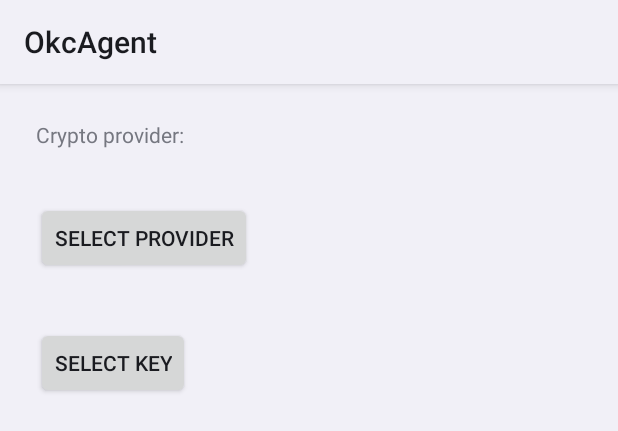
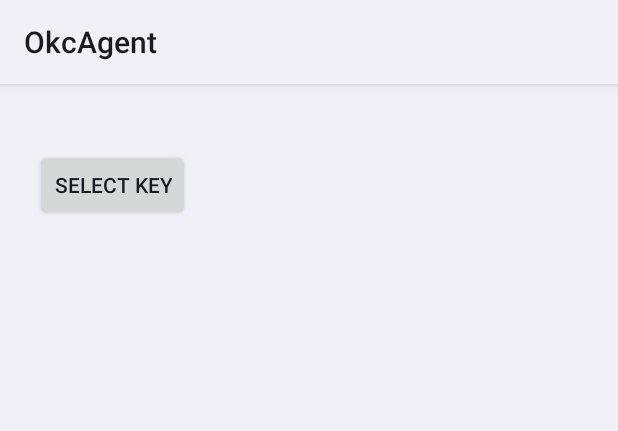
Before and after one commit to DDoSolitary/OkcAgent, an Android app: the layout activity_main.xml on its own in the app's theme, with its tools: preview values and no code run, on a phone screen of 412 x 824 dp. Shown: the top 431 px of the screen. Run offline under Robolectric (Android 15) with nearby library versions, the phone set to English and light mode, and no system bars.

Commit message:
Always use OpenKeychain as provider.

```diff
--- a/app/src/main/AndroidManifest.xml
+++ b/app/src/main/AndroidManifest.xml
@@ -25,13 +25,9 @@
 		<activity android:name=".MainActivity">
 			<intent-filter>
 				<action android:name="android.intent.action.MAIN" />
-
 				<category android:name="android.intent.category.LAUNCHER" />
 			</intent-filter>
 		</activity>
-		<activity
-			android:name=".SelectProviderActivity"
-			android:label="@string/label_select_provider" />
 		<activity
 			android:name=".IntentRunnerActivity"
 			android:launchMode="singleInstance"
--- a/app/src/main/java/org/ddosolitary/okcagent/SshAgentService.kt
+++ b/app/src/main/java/org/ddosolitary/okcagent/SshAgentService.kt
@@ -84,11 +84,11 @@ class SshAgentService : Service() {
 				.getString(getString(R.string.key_ssh_key), "") ?: ""
 			val lock = Object()
 			var connRes = false
-			api = SshApi(this, { res ->
+			api = SshApi(this) { res ->
 				if (!res) showError(this@SshAgentService, R.string.error_connect)
 				connRes = res
 				synchronized(lock) { lock.notify() }
-			}).also { it.connect() }
+			}.also { it.connect() }
 			synchronized(lock) { lock.wait() }
 			if (!connRes) throw IllegalStateException()
 			while (true) {
--- a/app/src/main/res/layout/activity_main.xml
+++ b/app/src/main/res/layout/activity_main.xml
@@ -8,41 +8,11 @@
 	tools:context=".MainActivity">
 
 	<TextView
-		android:id="@+id/text_provider"
-		android:layout_width="wrap_content"
-		android:layout_height="wrap_content"
-		android:layout_margin="8dp"
-		android:text="@string/text_provider"
-		app:layout_constraintStart_toStartOf="parent"
-		app:layout_constraintTop_toTopOf="parent" />
-
-	<TextView
-		android:id="@+id/text_selected_provider"
-		android:layout_width="wrap_content"
-		android:layout_height="wrap_content"
-		android:layout_margin="8dp"
-		android:drawablePadding="8dp"
-		android:gravity="center_vertical"
-		app:layout_constraintStart_toStartOf="parent"
-		app:layout_constraintTop_toBottomOf="@+id/text_provider" />
-
-	<Button
-		android:id="@+id/button"
-		android:layout_width="wrap_content"
-		android:layout_height="wrap_content"
-		android:layout_margin="8dp"
-		android:onClick="selectProvider"
-		android:text="@string/button_select_provider"
-		app:layout_constraintStart_toStartOf="parent"
-		app:layout_constraintTop_toBottomOf="@+id/text_selected_provider" />
-
-	<TextView
 		android:id="@+id/text_key"
 		android:layout_width="wrap_content"
 		android:layout_height="wrap_content"
 		android:layout_margin="8dp"
-		app:layout_constraintStart_toStartOf="parent"
-		app:layout_constraintTop_toBottomOf="@+id/button" />
+		app:layout_constraintStart_toStartOf="parent" />
 
 	<Button
 		android:layout_width="wrap_content"
--- a/app/src/main/res/values/strings.xml
+++ b/app/src/main/res/values/strings.xml
@@ -1,11 +1,7 @@
 <resources xmlns:xliff="urn:oasis:names:tc:xliff:document:1.2">
 	<string name="app_name">OkcAgent</string>
-	<string name="button_select_provider">Select Provider</string>
 	<string name="button_select_ssh_key">Select Key</string>
 	<string name="button_ok">OK</string>
-	<string name="label_select_provider">Select a crypto provider</string>
-	<string name="text_provider">Crypto provider:</string>
-	<string name="text_no_provider">No valid provider selected.</string>
 	<string name="text_ssh_key">Key selected.</string>
 	<string name="text_no_ssh_key">No valid key selected.</string>
 	<string name="text_waiting_provider">Waiting for crypto provider&#8230;</string>
@@ -15,7 +11,7 @@
 	<string name="channel_service">Agent services</string>
 	<string name="notification_ssh_title">SSH Agent Service</string>
 	<string name="notification_ssh_content">Serving SSH agent requests&#8230;</string>
+	<string name="provider_package_id"><xliff:g>org.sufficientlysecure.keychain</xliff:g></string>
 	<string name="pref_main"><xliff:g>MAIN_PREFERENCES</xliff:g></string>
-	<string name="key_provider_package"><xliff:g>PROVIDER_PACKAGE</xliff:g></string>
 	<string name="key_ssh_key"><xliff:g>KEY_ID</xliff:g></string>
 </resources>
```
Also changed, not shown: app/src/main/java/org/ddosolitary/okcagent/MainActivity.kt (+6 -43 lines), app/src/main/java/org/ddosolitary/okcagent/SelectProviderActivity.kt (deleted, +0 -61 lines), app/src/main/java/org/ddosolitary/okcagent/SshApi.kt (+2 -7 lines), app/src/main/res/layout/activity_select_provider.xml (deleted, +0 -12 lines), app/src/main/res/layout/provider_item.xml (deleted, +0 -10 lines).
